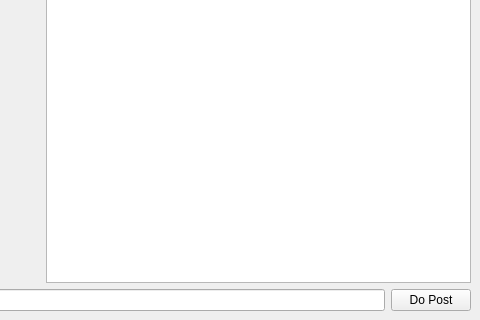
TomographicImaging/Qt-collaboration, file examples/command_control_tree/simple.ui: the form before one commit; both pictures show x 395 to 875 and y 251 to 571 of the 875 by 571 pixel window.
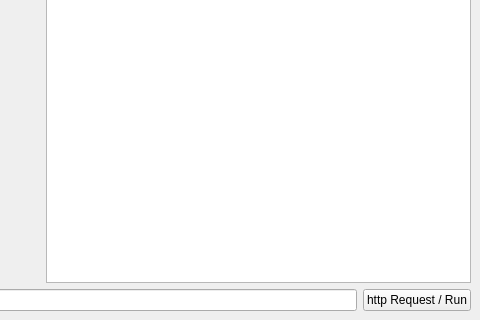
The form after the commit.

Commit message: small retouch, spacing and renaming

The edit to the form file:
```diff
--- a/examples/command_control_tree/simple.ui
+++ b/examples/command_control_tree/simple.ui
@@ -95,7 +95,7 @@
         <item>
          <widget class="QPushButton" name="Button4Post">
           <property name="text">
-           <string>Do Post</string>
+           <string>http Request / Run</string>
           </property>
          </widget>
         </item>
```
The commit also changes 2 other files.
